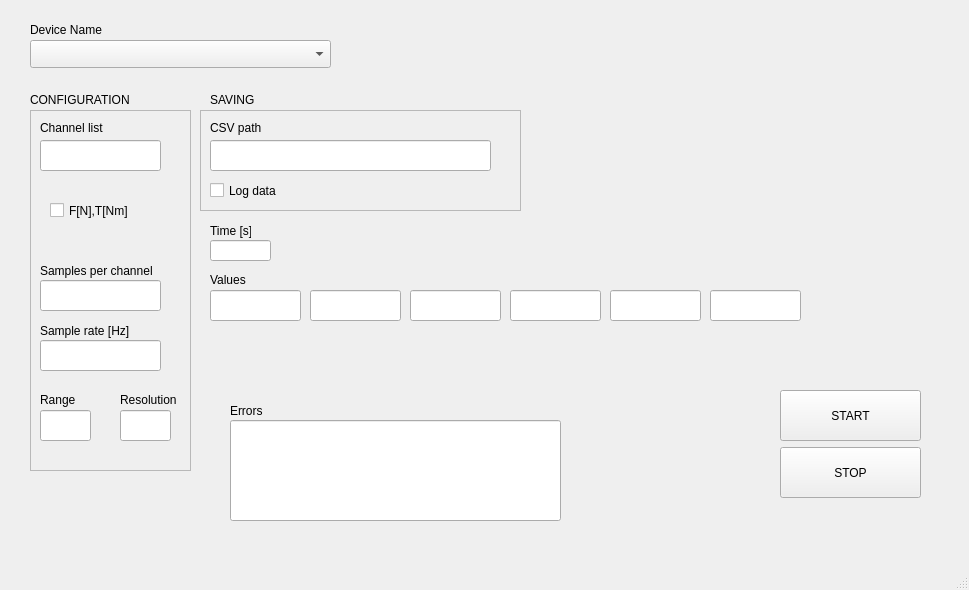
Above: Python/NI_USB_6008/ATIMini40_GUI.ui from IrisDuMutel/ATIMini40_software before the change. Below: the same form after it.
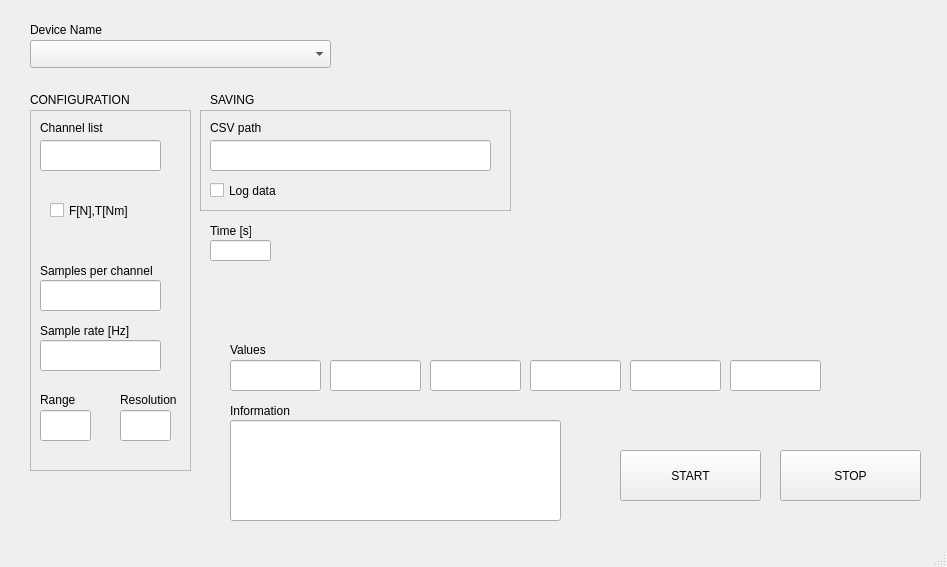
That is the form after the change.

Commit message: GUI crashes when increasing Sample frequency to 100Hz

The edit to the form file:
```diff
--- a/Python/NI_USB_6008/ATIMini40_GUI.ui
+++ b/Python/NI_USB_6008/ATIMini40_GUI.ui
@@ -6,8 +6,8 @@
    <rect>
     <x>0</x>
     <y>0</y>
-    <width>969</width>
-    <height>590</height>
+    <width>947</width>
+    <height>567</height>
    </rect>
   </property>
   <property name="windowTitle">
@@ -215,7 +215,7 @@
      <rect>
       <x>200</x>
       <y>110</y>
-      <width>321</width>
+      <width>311</width>
       <height>101</height>
      </rect>
     </property>
@@ -265,8 +265,8 @@
    <widget class="QLabel" name="label_9">
     <property name="geometry">
      <rect>
-      <x>210</x>
-      <y>270</y>
+      <x>230</x>
+      <y>340</y>
       <width>111</width>
       <height>20</height>
      </rect>
@@ -279,7 +279,7 @@
     <property name="geometry">
      <rect>
       <x>780</x>
-      <y>447</y>
+      <y>450</y>
       <width>141</width>
       <height>51</height>
      </rect>
@@ -291,8 +291,8 @@
    <widget class="QPushButton" name="startButton">
     <property name="geometry">
      <rect>
-      <x>780</x>
-      <y>390</y>
+      <x>620</x>
+      <y>450</y>
       <width>141</width>
       <height>51</height>
      </rect>
@@ -306,12 +306,12 @@
      <rect>
       <x>230</x>
       <y>400</y>
-      <width>41</width>
+      <width>81</width>
       <height>21</height>
      </rect>
     </property>
     <property name="text">
-     <string>Errors</string>
+     <string>Information</string>
     </property>
    </widget>
    <widget class="QLineEdit" name="lineEdit_Errors">
@@ -327,8 +327,8 @@
    <widget class="QLineEdit" name="lineEdit_Values">
     <property name="geometry">
      <rect>
-      <x>210</x>
-      <y>290</y>
+      <x>230</x>
+      <y>360</y>
       <width>91</width>
       <height>31</height>
      </rect>
@@ -360,8 +360,8 @@
    <widget class="QLineEdit" name="lineEdit_Values_2">
     <property name="geometry">
      <rect>
-      <x>310</x>
-      <y>290</y>
+      <x>330</x>
+      <y>360</y>
       <width>91</width>
       <height>31</height>
      </rect>
@@ -370,8 +370,8 @@
    <widget class="QLineEdit" name="lineEdit_Values_3">
     <property name="geometry">
      <rect>
-      <x>410</x>
-      <y>290</y>
+      <x>430</x>
+      <y>360</y>
       <width>91</width>
       <height>31</height>
      </rect>
@@ -380,8 +380,8 @@
    <widget class="QLineEdit" name="lineEdit_Values_4">
     <property name="geometry">
      <rect>
-      <x>510</x>
-      <y>290</y>
+      <x>530</x>
+      <y>360</y>
       <width>91</width>
       <height>31</height>
      </rect>
@@ -390,8 +390,8 @@
    <widget class="QLineEdit" name="lineEdit_Values_5">
     <property name="geometry">
      <rect>
-      <x>610</x>
-      <y>290</y>
+      <x>630</x>
+      <y>360</y>
       <width>91</width>
       <height>31</height>
      </rect>
@@ -400,8 +400,8 @@
    <widget class="QLineEdit" name="lineEdit_Values_6">
     <property name="geometry">
      <rect>
-      <x>710</x>
-      <y>290</y>
+      <x>730</x>
+      <y>360</y>
       <width>91</width>
       <height>31</height>
      </rect>
```
Left out of the diff: 2 changed lines with no effect on the pictures. The commit also changes 7 other files.
